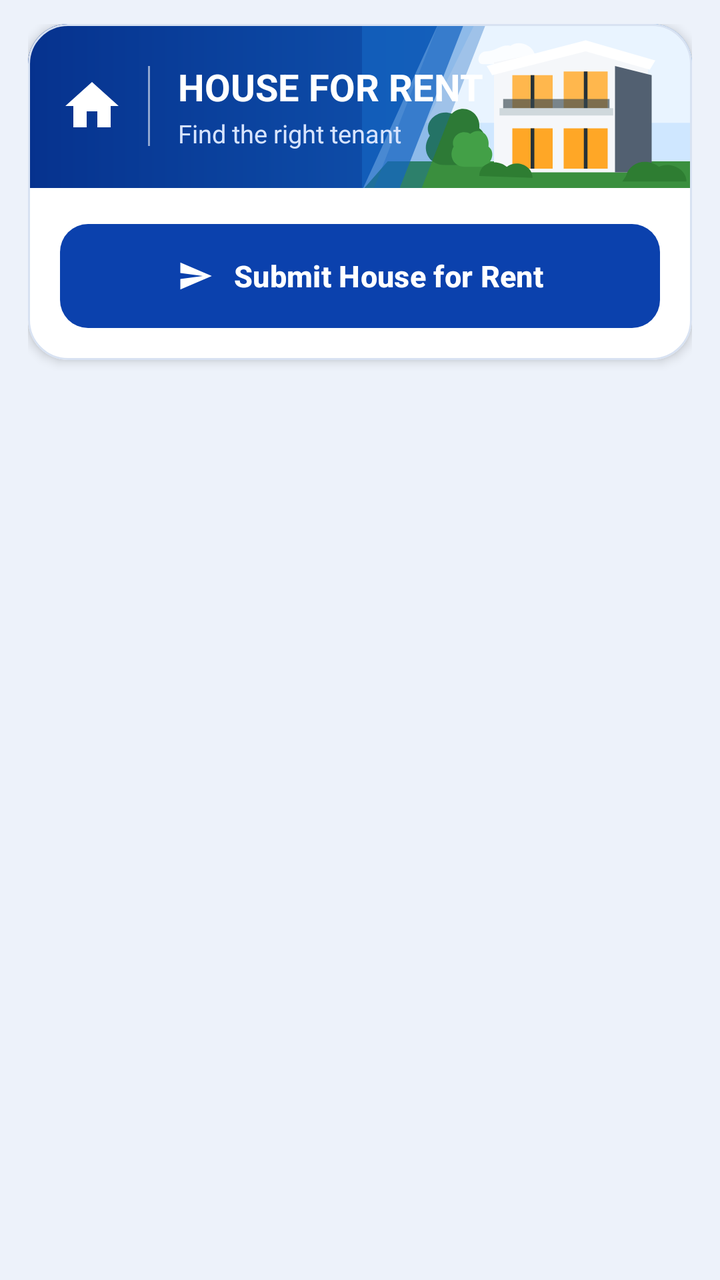
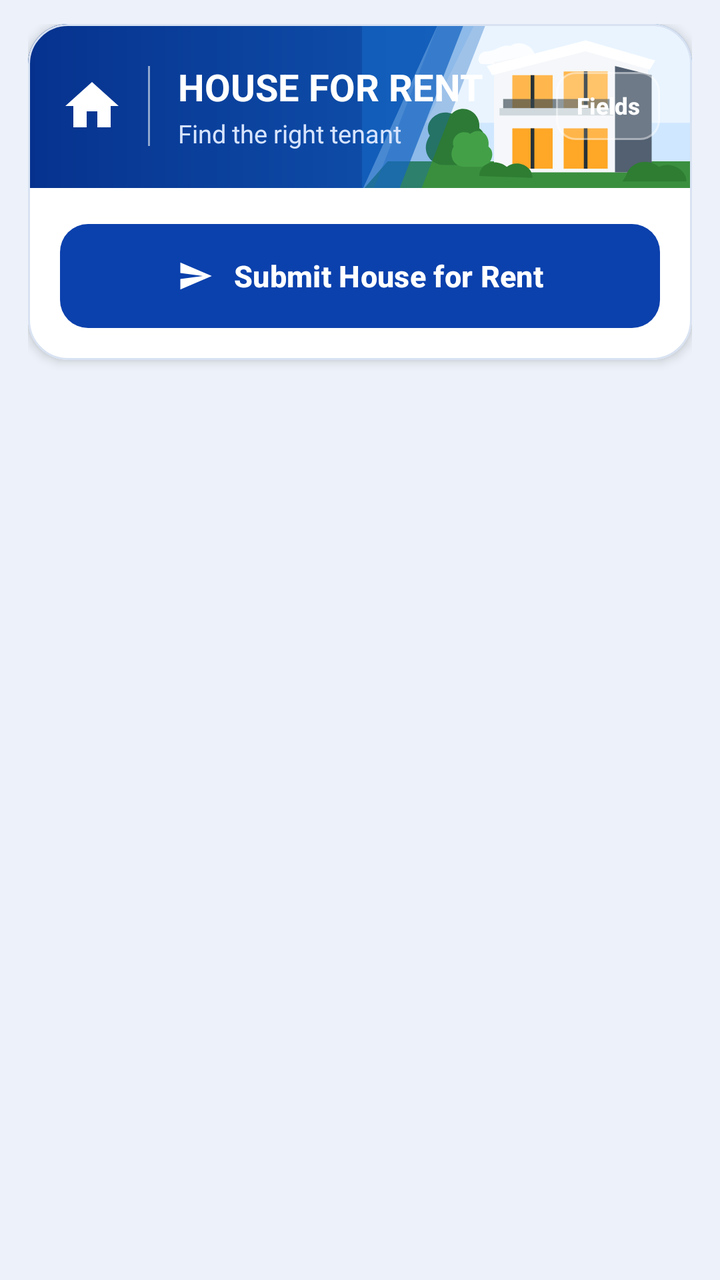

An Android layout rendered at two revisions. The XML below is the earlier revision; the diff shows what the commit changed to produce the second picture.
<!-- AndroidManifest.xml: application theme Theme.PropertyHub -->
<!-- res/layout/fragment_category_form_page.xml -->
<?xml version="1.0" encoding="utf-8"?>
<ScrollView xmlns:android="http://schemas.android.com/apk/res/android"
    xmlns:app="http://schemas.android.com/apk/res-auto"
    android:layout_width="match_parent"
    android:layout_height="match_parent"
    android:clipToPadding="false"
    android:fillViewport="true"
    android:paddingStart="14dp"
    android:paddingTop="12dp"
    android:paddingEnd="14dp"
    android:paddingBottom="22dp"
    android:scrollbars="none">

    <LinearLayout
        android:layout_width="match_parent"
        android:layout_height="wrap_content"
        android:orientation="vertical">

        <com.google.android.material.card.MaterialCardView
            android:layout_width="match_parent"
            android:layout_height="wrap_content"
            app:cardBackgroundColor="?attr/phCardBg"
            app:cardCornerRadius="20dp"
            app:cardElevation="3dp"
            app:cardPreventCornerOverlap="true"
            app:strokeColor="?attr/phCardStroke"
            app:strokeWidth="1dp">

            <LinearLayout
                android:layout_width="match_parent"
                android:layout_height="wrap_content"
                android:orientation="vertical">

                
                <FrameLayout
                    android:id="@+id/categoryBannerFrame"
                    android:layout_width="match_parent"
                    android:layout_height="82dp"
                    android:background="@drawable/bg_house_banner">

                    <ImageView
                        android:id="@+id/ivCategoryBannerArt"
                        android:layout_width="165dp"
                        android:layout_height="match_parent"
                        android:layout_gravity="end"
                        android:contentDescription="@null"
                        android:scaleType="centerCrop"
                        android:src="@drawable/ic_house_hero_art" />

                    <LinearLayout
                        android:layout_width="match_parent"
                        android:layout_height="match_parent"
                        android:gravity="center_vertical"
                        android:orientation="horizontal"
                        android:paddingStart="16dp"
                        android:paddingEnd="16dp">

                        <ImageView
                            android:id="@+id/ivCategoryBannerIcon"
                            android:layout_width="32dp"
                            android:layout_height="32dp"
                            android:contentDescription="@null"
                            android:src="@drawable/ic_house_outline" />

                        <View
                            android:layout_width="1dp"
                            android:layout_height="40dp"
                            android:layout_marginStart="12dp"
                            android:layout_marginEnd="14dp"
                            android:alpha="0.55"
                            android:background="@color/white" />

                        <LinearLayout
                            android:layout_width="wrap_content"
                            android:layout_height="wrap_content"
                            android:orientation="vertical">

                            <TextView
                                android:id="@+id/tvCategoryBannerTitle"
                                android:layout_width="wrap_content"
                                android:layout_height="wrap_content"
                                android:text="@string/house_for_rent_title"
                                android:textColor="@color/white"
                                android:textSize="18.5sp"
                                android:textStyle="bold" />

                            <TextView
                                android:id="@+id/tvCategoryBannerSubtitle"
                                android:layout_width="wrap_content"
                                android:layout_height="wrap_content"
                                android:layout_marginTop="2dp"
                                android:text="@string/house_for_rent_subtitle"
                                android:textColor="@color/header_subtitle"
                                android:textSize="12.5sp" />
                        </LinearLayout>
                    </LinearLayout>
                </FrameLayout>

                
                <LinearLayout
                    android:layout_width="match_parent"
                    android:layout_height="wrap_content"
                    android:orientation="vertical"
                    android:paddingStart="16dp"
                    android:paddingTop="14dp"
                    android:paddingEnd="16dp"
                    android:paddingBottom="16dp">

                    <LinearLayout
                        android:id="@+id/fieldsContainer"
                        android:layout_width="match_parent"
                        android:layout_height="wrap_content"
                        android:orientation="vertical" />

                    <FrameLayout
                        android:layout_width="match_parent"
                        android:layout_height="wrap_content"
                        android:layout_marginTop="4dp">

                        <com.google.android.material.button.MaterialButton
                            android:id="@+id/btnCategorySubmit"
                            android:layout_width="match_parent"
                            android:layout_height="52dp"
                            android:insetTop="0dp"
                            android:insetBottom="0dp"
                            android:text="@string/submit_house_for_rent"
                            android:textAllCaps="false"
                            android:textColor="@color/white"
                            android:textSize="15sp"
                            android:textStyle="bold"
                            app:backgroundTint="@color/blue_primary"
                            app:cornerRadius="14dp"
                            app:icon="@drawable/ic_send"
                            app:iconGravity="textStart"
                            app:iconPadding="10dp"
                            app:iconSize="18dp"
                            app:iconTint="@color/white" />

                        <ProgressBar
                            android:id="@+id/progressSubmit"
                            style="?android:attr/progressBarStyleSmall"
                            android:layout_width="22dp"
                            android:layout_height="22dp"
                            android:layout_gravity="center_vertical|end"
                            android:layout_marginEnd="18dp"
                            android:indeterminateTint="@color/white"
                            android:visibility="gone" />
                    </FrameLayout>
                </LinearLayout>
            </LinearLayout>
        </com.google.android.material.card.MaterialCardView>
    </LinearLayout>
</ScrollView>
<!-- resources referenced by this layout -->
<resources>
  <color name="blue_primary">#0B41AD</color>
  <color name="header_subtitle">#D7E4FF</color>
  <color name="white">#FFFFFFFF</color>
  <!-- drawable bg_house_banner (drawable) -->
  <?xml version="1.0" encoding="utf-8"?>
  <shape xmlns:android="http://schemas.android.com/apk/res/android"
      android:shape="rectangle">
      <gradient
          android:angle="0"
          android:startColor="@color/blue_banner_start"
          android:endColor="@color/blue_banner_end"
          android:type="linear" />
  </shape>
  <!-- drawable ic_house_hero_art: vector/xml drawable (drawable, 2661 chars, omitted) -->
  <!-- drawable ic_house_outline (drawable) -->
  <?xml version="1.0" encoding="utf-8"?>
  <vector xmlns:android="http://schemas.android.com/apk/res/android"
      android:width="32dp"
      android:height="32dp"
      android:viewportWidth="24"
      android:viewportHeight="24">
      <path
          android:fillColor="#FFFFFFFF"
          android:pathData="M10,20v-6h4v6h5v-8h3L12,3 2,12h3v8z" />
  </vector>
  <!-- drawable ic_send (drawable) -->
  <?xml version="1.0" encoding="utf-8"?>
  <vector xmlns:android="http://schemas.android.com/apk/res/android"
      android:width="20dp"
      android:height="20dp"
      android:viewportWidth="24"
      android:viewportHeight="24">
      <path
          android:fillColor="#FFFFFFFF"
          android:pathData="M2.01,21L23,12 2.01,3 2,10l15,2 -15,2z" />
  </vector>
  <string name="house_for_rent_subtitle">Find the right tenant</string>
  <string name="house_for_rent_title">HOUSE FOR RENT</string>
  <string name="submit_house_for_rent">Submit House for Rent</string>
  <style name="Theme.PropertyHub" parent="Theme.Material3.Light.NoActionBar">
          <item name="colorPrimary">@color/blue_primary</item>
          <item name="colorOnPrimary">@color/white</item>
          <item name="colorSecondary">@color/green_primary</item>
          <item name="colorOnSecondary">@color/white</item>
          <item name="android:statusBarColor">@color/header_navy_start</item>
          <item name="android:windowBackground">@color/canvas_bg</item>
  
          <item name="phCanvasBg">@color/canvas_bg</item>
          <item name="phCardBg">@color/white</item>
          <item name="phCardStroke">@color/blue_card_stroke</item>
          <item name="phSubtleSurface">@color/subtle_surface_blue</item>
          <item name="phTextPrimary">@color/text_primary</item>
          <item name="phTextSecondary">@color/text_hint</item>
          <item name="phInputBg">@color/white</item>
          <item name="phInputStroke">@color/input_border</item>
          <item name="phNavBg">@color/white</item>
          <item name="phNavBorder">@color/nav_border_light</item>
          <item name="phAccentBlue">@color/blue_primary</item>
      </style>
  <color name="blue_banner_start">#06328E</color>
  <color name="blue_banner_end">#1565C0</color>
  <color name="green_primary">#0B8A38</color>
  <color name="header_navy_start">#062D80</color>
  <color name="canvas_bg">#EDF2FA</color>
  <color name="blue_card_stroke">#D8E2F2</color>
  <color name="subtle_surface_blue">#DCE8FA</color>
  <color name="text_primary">#0B1F44</color>
  <color name="text_hint">#64748B</color>
  <color name="input_border">#C4D3E8</color>
  <color name="nav_border_light">#DCE5F2</color>
</resources>

<!-- the commit's change to res/layout/fragment_category_form_page.xml (unified diff, before → after) -->
@@ -71,8 +71,9 @@
                             android:background="@color/white" />
 
                         <LinearLayout
-                            android:layout_width="wrap_content"
+                            android:layout_width="0dp"
                             android:layout_height="wrap_content"
+                            android:layout_weight="1"
                             android:orientation="vertical">
 
                             <TextView
@@ -93,6 +94,27 @@
                                 android:textColor="@color/header_subtitle"
                                 android:textSize="12.5sp" />
                         </LinearLayout>
+
+                        <com.google.android.material.button.MaterialButton
+                            android:id="@+id/btnCustomizeFields"
+                            style="@style/Widget.Material3.Button.OutlinedButton"
+                            android:layout_width="wrap_content"
+                            android:layout_height="34dp"
+                            android:layout_marginStart="8dp"
+                            android:insetTop="0dp"
+                            android:insetBottom="0dp"
+                            android:minWidth="0dp"
+                            android:paddingStart="10dp"
+                            android:paddingEnd="10dp"
+                            android:text="@string/customize_fields_action"
+                            android:textAllCaps="false"
+                            android:textColor="@color/white"
+                            android:textSize="11.5sp"
+                            android:textStyle="bold"
+                            app:backgroundTint="#29FFFFFF"
+                            app:cornerRadius="10dp"
+                            app:strokeColor="#66FFFFFF"
+                            app:strokeWidth="1dp" />
                     </LinearLayout>
                 </FrameLayout>
 
<!-- resource entries referenced after the edit -->
@@ -36,6 +36,7 @@
           android:fillColor="#FFFFFFFF"
           android:pathData="M2.01,21L23,12 2.01,3 2,10l15,2 -15,2z" />
   </vector>
+  <string name="customize_fields_action">Fields</string>
   <string name="house_for_rent_subtitle">Find the right tenant</string>
   <string name="house_for_rent_title">HOUSE FOR RENT</string>
   <string name="submit_house_for_rent">Submit House for Rent</string>
